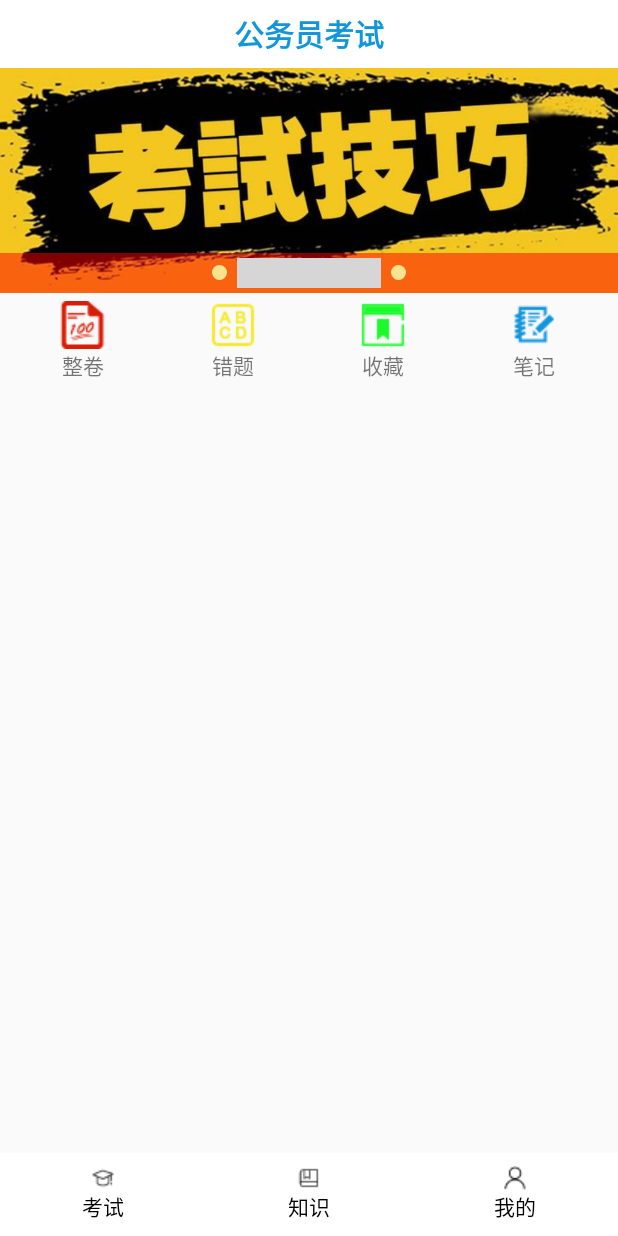
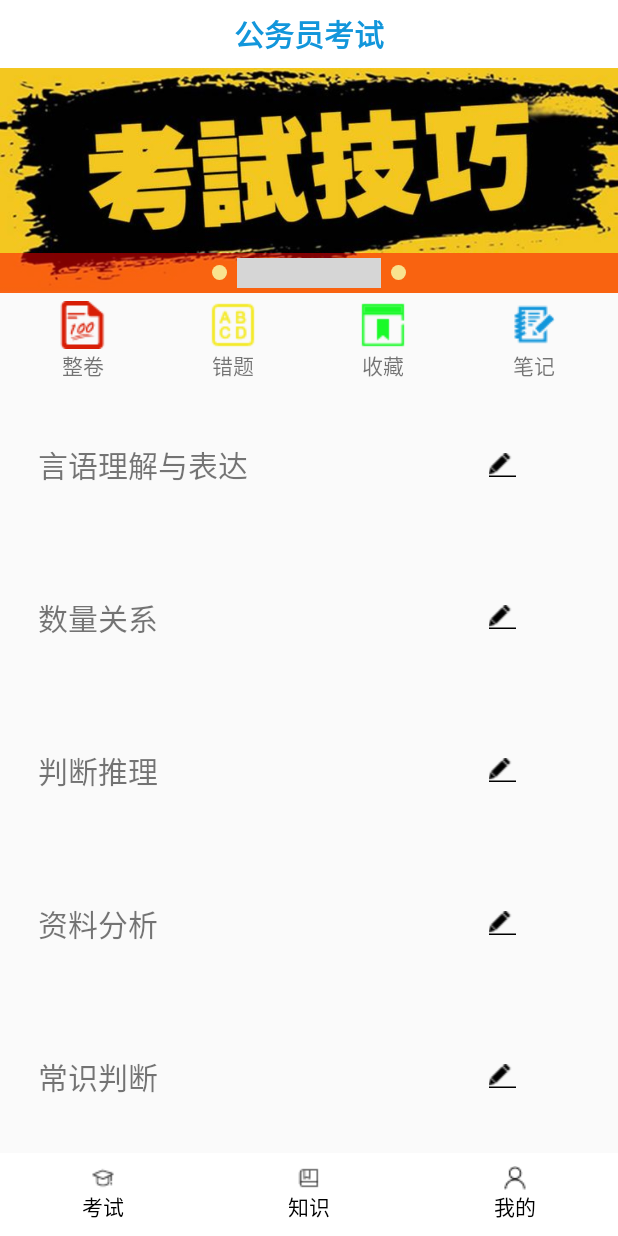
Before and after one commit to LiuShengchieh/AndroidStudioProjects, an Android app: the screen it shows after launch (MainActivity), on a phone screen of 412 x 824 dp. Run offline under Robolectric (Android 15) with nearby library versions, the phone set to English and light mode, and no system bars; grey boxes are pictures that could not be loaded.

Commit message:
首页类型题layout完成

```diff
--- a/CivilServant/app/src/main/java/com/example/a140/civilservant/fragment/HomeFragment.java
+++ b/CivilServant/app/src/main/java/com/example/a140/civilservant/fragment/HomeFragment.java
@@ -32,6 +32,13 @@ public class HomeFragment extends android.support.v4.app.Fragment implements Ima
     private LinearLayout ButtonLike;
     private LinearLayout ButtonNote;
 
+    //类型题目
+    private LinearLayout testyanyu;
+    private LinearLayout testshul;
+    private LinearLayout testpand;
+    private LinearLayout testziliao;
+    private LinearLayout testchangshi;
+
     private ImageBannerFrameLayout mGroup;
 
     //轮播图的图片
@@ -51,10 +58,18 @@ public class HomeFragment extends android.support.v4.app.Fragment implements Ima
 
     private void initView(View view) {
 
+        //横向排列的四个部分
         ButtonExam = view.findViewById(R.id.id_button_exam);
         ButtonWrong = view.findViewById(R.id.id_button_wrong);
         ButtonLike = view.findViewById(R.id.id_button_like);
         ButtonNote = view.findViewById(R.id.id_button_note);
+
+        //类型题
+        testyanyu = view.findViewById(R.id.id_test_yanyu);
+        testshul = view.findViewById(R.id.id_test_shul);
+        testpand = view.findViewById(R.id.id_test_pand);
+        testziliao = view.findViewById(R.id.id_test_ziliao);
+        testchangshi = view.findViewById(R.id.id_test_changshi);
 
         /*轮播图*/
         mGroup = view.findViewById(R.id.image_group);
--- a/CivilServant/app/src/main/res/layout/fragment_home.xml
+++ b/CivilServant/app/src/main/res/layout/fragment_home.xml
@@ -103,6 +103,128 @@
 
     </LinearLayout>
 
+    <LinearLayout
+        android:layout_width="match_parent"
+        android:layout_height="match_parent"
+        android:orientation="vertical">
+
+        <LinearLayout
+            android:id="@+id/id_test_yanyu"
+            android:layout_width="match_parent"
+            android:layout_height="0dp"
+            android:layout_marginLeft="25dp"
+            android:layout_weight="1"
+            android:clickable="true"
+            android:gravity="center">
+
+            <TextView
+                android:layout_width="0dp"
+                android:layout_height="wrap_content"
+                android:layout_weight="3"
+                android:text="言语理解与表达"
+                android:textSize="20dp" />
+
+            <ImageView
+                android:layout_width="0dp"
+                android:layout_height="wrap_content"
+                android:layout_weight="2"
+                android:src="@drawable/write" />
+        </LinearLayout>
+
+        <LinearLayout
+            android:id="@+id/id_test_shul"
+            android:layout_width="match_parent"
+            android:layout_height="0dp"
+            android:layout_marginLeft="25dp"
+            android:layout_weight="1"
+            android:clickable="true"
+            android:gravity="center">
+
+            <TextView
+                android:layout_width="0dp"
+                android:layout_height="wrap_content"
+                android:layout_weight="3"
+                android:text="数量关系"
+                android:textSize="20dp" />
+
+            <ImageView
+                android:layout_width="0dp"
+                android:layout_height="wrap_content"
+                android:layout_weight="2"
+                android:src="@drawable/write" />
+        </LinearLayout>
+
+        <LinearLayout
+            android:id="@+id/id_test_pand"
+            android:layout_width="match_parent"
+            android:layout_height="0dp"
+            android:layout_marginLeft="25dp"
+            android:layout_weight="1"
+            android:clickable="true"
+            android:gravity="center">
+
+            <TextView
+                android:layout_width="0dp"
+                android:layout_height="wrap_content"
+                android:layout_weight="3"
+                android:text="判断推理"
+                android:textSize="20dp" />
+
+            <ImageView
+                android:layout_width="0dp"
+                android:layout_height="wrap_content"
+                android:layout_weight="2"
+                android:src="@drawable/write" />
+        </LinearLayout>
+
+        <LinearLayout
+            android:id="@+id/id_test_ziliao"
+            android:layout_width="match_parent"
+            android:layout_height="0dp"
+            android:layout_marginLeft="25dp"
+            android:layout_weight="1"
+            android:clickable="true"
+            android:gravity="center">
+
+            <TextView
+                android:layout_width="0dp"
+                android:layout_height="wrap_content"
+                android:layout_weight="3"
+                android:text="资料分析"
+                android:textSize="20dp" />
+
+            <ImageView
+                android:layout_width="0dp"
+                android:layout_height="wrap_content"
+                android:layout_weight="2"
+                android:src="@drawable/write" />
+        </LinearLayout>
+
+        <LinearLayout
+            android:id="@+id/id_test_changshi"
+            android:layout_width="match_parent"
+            android:layout_height="0dp"
+            android:layout_marginLeft="25dp"
+            android:layout_weight="1"
+            android:clickable="true"
+            android:gravity="center">
+
+            <TextView
+                android:layout_width="0dp"
+                android:layout_height="wrap_content"
+                android:layout_weight="3"
+                android:text="常识判断"
+                android:textSize="20dp" />
+
+            <ImageView
+                android:layout_width="0dp"
+                android:layout_height="wrap_content"
+                android:layout_weight="2"
+                android:src="@drawable/write" />
+        </LinearLayout>
+
+
+    </LinearLayout>
 
 
 </LinearLayout>
```
Also changed, not shown: CivilServant/app/src/main/res/drawable/write.png (added).
